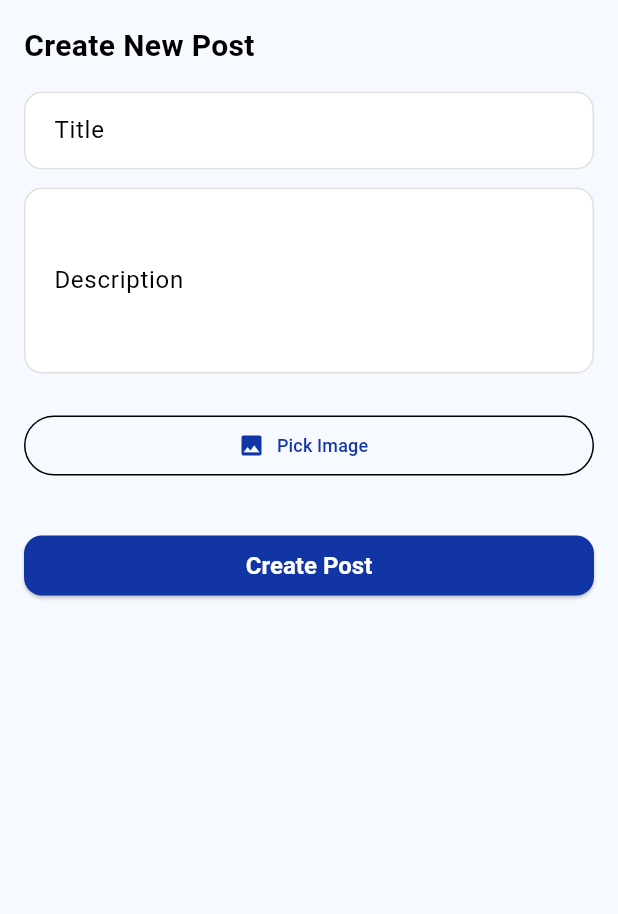
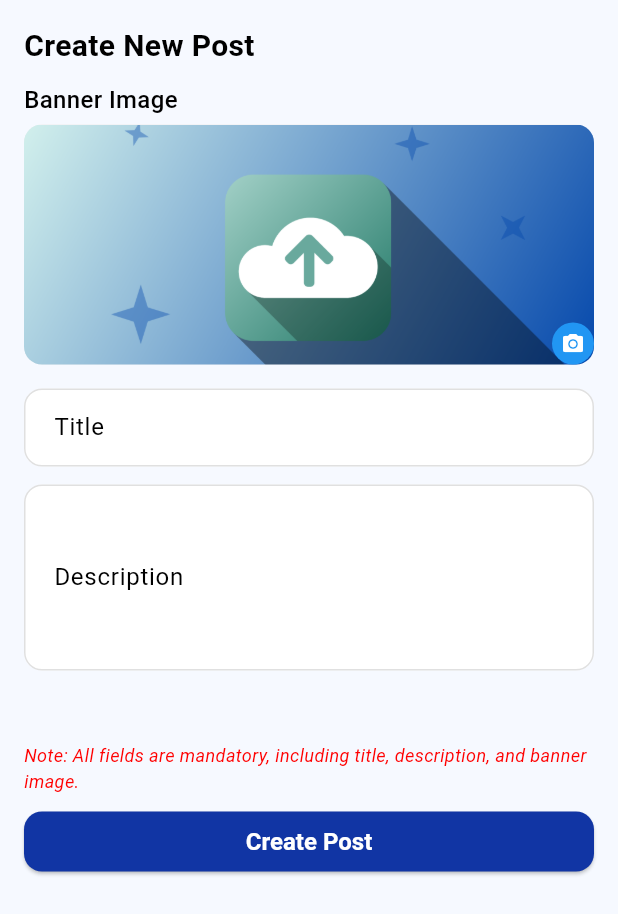
Before and after one commit to balawant-dev/bharat_metal_grid, a Flutter app: the CreatePostBottomSheet widget shown alone on an empty page, opened directly, on a phone screen of 412 x 824 dp. Shown: the top 914 px of the screen. Run offline on Flutter 3.47's test engine with Material 3 defaults, Android fonts, the phone set to English and light mode, and no system bars; our stand-ins replace carousel_slider, connectivity_plus, dio, dropdown_search, equatable, flutter_bloc and 16 more; missing offline and left inert: razorpay_flutter; accounts and stored records are empty; network calls fail; Roboto replaces fonts that are missing (Poppins).

Commit message:
this is gallery download image

```diff
--- a/lib/screen/post/ui/createPostBottomSheet.dart
+++ b/lib/screen/post/ui/createPostBottomSheet.dart
@@ -5,6 +5,7 @@ import 'package:flutter_bloc/flutter_bloc.dart';
 import 'package:go_router/go_router.dart';
 import 'package:image_picker/image_picker.dart';
 
+import '../../../widget/custom_image_picker.dart';
 import '../bloc/postBloc.dart';
 import '../bloc/postEvent.dart';
 import '../bloc/postState.dart';
@@ -31,7 +32,7 @@ class _CreatePostBottomSheetState extends State<CreatePostBottomSheet> {
         }
       },
       builder: (context, state) {
-        return Padding(
+        return SingleChildScrollView(
           padding: EdgeInsets.only(
             bottom: MediaQuery.of(context).viewInsets.bottom,
             left: 16,
@@ -42,7 +43,19 @@ class _CreatePostBottomSheetState extends State<CreatePostBottomSheet> {
             mainAxisSize: MainAxisSize.min,
             crossAxisAlignment: CrossAxisAlignment.stretch,
             children: [
-              const Text("Create New Post", style: TextStyle(fontSize: 20, fontWeight: FontWeight.w600,color: Colors.black)),
+              const Text("Create New Post", style: TextStyle(fontSize: 20, fontWeight: FontWeight.w600,color: Colors.black)),              const SizedBox(height: 10),
+              const Text("Banner Image", style: TextStyle(fontSize: 16, fontWeight: FontWeight.w500,color: Colors.black)),
+              const SizedBox(height: 5),
+              CustomImagePicker(
+                shape: ImageShape.rectangle,
+                width: double.infinity,
+                height: 160,
+                ratioX: 16,
+                ratioY: 9,
+                onImageSelected: (file) {
+                  _selectedImage = file;
+                },
+              ),
               const SizedBox(height: 16),
               TextField(
                 controller: _titleController,
@@ -61,22 +74,22 @@ class _CreatePostBottomSheetState extends State<CreatePostBottomSheet> {
                 decoration: const InputDecoration(labelText: "Description", border: OutlineInputBorder()),
               ),
               const SizedBox(height: 16),
-              if (_selectedImage != null)
-                Image.file(_selectedImage!, height: 120, fit: BoxFit.cover),
-              const SizedBox(height: 8),
-              OutlinedButton.icon(
-                onPressed: () async {
-                  final picker = ImagePicker();
-                  final picked = await picker.pickImage(source: ImageSource.gallery);
-                  if (picked != null) {
-                    setState(() => _selectedImage = File(picked.path));
-                    context.read<PostBloc>().add(ClearPostMessageEvent());
-                  }
-                  // if (picked != null) setState(() => _selectedImage = File(picked.path));
-                },
-                icon: const Icon(Icons.image),
-                label: const Text("Pick Image"),
-              ),
+              // if (_selectedImage != null)
+              //   Image.file(_selectedImage!, height: 120, fit: BoxFit.cover),
+              // const SizedBox(height: 8),
+              // OutlinedButton.icon(
+              //   onPressed: () async {
+              //     final picker = ImagePicker();
+              //     final picked = await picker.pickImage(source: ImageSource.gallery);
+              //     if (picked != null) {
+              //       setState(() => _selectedImage = File(picked.path));
+              //       context.read<PostBloc>().add(ClearPostMessageEvent());
+              //     }
+              //     // if (picked != null) setState(() => _selectedImage = File(picked.path));
+              //   },
+              //   icon: const Icon(Icons.image),
+              //   label: const Text("Pick Image"),
+              // ),
               const SizedBox(height: 16),
               if (state.displayMessage != null)
                 Padding(
@@ -96,6 +109,16 @@ class _CreatePostBottomSheetState extends State<CreatePostBottomSheet> {
                   ),
                 ),
               const SizedBox(height: 16),
+              Text(
+                "Note: All fields are mandatory, including title, description, and banner image.",
+                style: TextStyle(
+                  color: Color(0xFFFF0000), // Pure Red
+                  fontSize: 12,
+                  fontWeight: FontWeight.w400,fontStyle: FontStyle.italic,
+
+                ),
+              ),
+              const SizedBox(height: 8),
               ElevatedButton(
                 onPressed: state.isCreating
                     ? null
--- /dev/null
+++ b/lib/widget/custom_image_picker.dart
@@ -0,0 +1,317 @@
+// import 'dart:io';
+// import 'package:flutter/material.dart';
+// import 'package:image_picker/image_picker.dart';
+// import 'package:image_cropper/image_cropper.dart';
+//
+// class CustomImagePicker extends StatefulWidget {
+//   final Function(File file) onImageSelected;
+//
+//   const CustomImagePicker({super.key, required this.onImageSelected});
+//
+//   @override
+//   State<CustomImagePicker> createState() => _CustomImagePickerState();
+// }
+//
+// class _CustomImagePickerState extends State<CustomImagePicker> {
+//   final ImagePicker _picker = ImagePicker();
+//   File? selectedImage;
+//
+//   Future<void> _pickImage(ImageSource source) async {
+//     final XFile? picked =
+//     await _picker.pickImage(source: source, imageQuality: 80);
+//
+//     if (picked != null) {
+//       File? cropped = await _cropImage(File(picked.path));
+//
+//       if (cropped != null) {
+//         setState(() {
+//           selectedImage = cropped;
+//         });
+//
+//         widget.onImageSelected(cropped);
+//       }
+//     }
+//   }
+//
+//   Future<File?> _cropImage(File file) async {
+//     CroppedFile? croppedFile = await ImageCropper().cropImage(
+//       sourcePath: file.path,
+//       compressQuality: 80,
+//       uiSettings: [
+//         AndroidUiSettings(
+//           toolbarTitle: 'Crop Image',
+//           toolbarColor: Colors.black,
+//           toolbarWidgetColor: Colors.white,
+//           lockAspectRatio: false,
+//         ),
+//         IOSUiSettings(
+//           title: 'Crop Image',
+//         ),
+//       ],
+//     );
+//
+//     if (croppedFile != null) {
+//       return File(croppedFile.path);
+//     }
+//     return null;
+//   }
+//
+//   void _showPicker() {
+//     showModalBottomSheet(
+//       context: context,
+//       builder: (_) => SafeArea(
+//         child: Column(
+//           mainAxisSize: MainAxisSize.min,
+//           children: [
+//             ListTile(
+//               leading: const Icon(Icons.camera_alt),
+//               title: const Text("Camera"),
+//               onTap: () {
+//                 Navigator.pop(context);
+//                 _pickImage(ImageSource.camera);
+//               },
+//             ),
+//             ListTile(
+//               leading: const Icon(Icons.photo),
+//               title: const Text("Gallery"),
+//               onTap: () {
+//                 Navigator.pop(context);
+//                 _pickImage(ImageSource.gallery);
+//               },
+//             ),
+//           ],
+//         ),
+//       ),
+//     );
+//   }
+//
+//   @override
+//   Widget build(BuildContext context) {
+//     return GestureDetector(
+//       onTap: _showPicker,
+//       child: Stack(
+//         children: [
+//           CircleAvatar(
+//             radius: 50,
+//             backgroundColor: Colors.grey.shade200,
+//             backgroundImage: selectedImage != null
+//                 ? FileImage(selectedImage!)
+//                 : const AssetImage("assets/images/appLogo.png")
+//             as ImageProvider,
+//           ),
+//           Positioned(
+//             bottom: 0,
+//             right: 0,
+//             child: CircleAvatar(
+//               radius: 14,
+//               backgroundColor: Colors.blue,
+//               child: const Icon(Icons.camera_alt,
+//                   size: 16, color: Colors.white),
+//             ),
+//           ),
+//         ],
+//       ),
+//     );
+//   }
+// }
+
+import 'dart:io';
+import 'package:flutter/material.dart';
+import 'package:image_picker/image_picker.dart';
+import 'package:image_cropper/image_cropper.dart';
+
+enum ImageShape { circle, rectangle }
+
+class CustomImagePicker extends StatefulWidget {
+  final Function(File file) onImageSelected;
+
+  final ImageShape shape;
+  final double? width;
+  final double? height;
+  final double borderRadius;
+
+  /// Crop ratio (example: 1:1 = square, 16:9 = banner)
+  final double? ratioX;
+  final double? ratioY;
+
+  const CustomImagePicker({
+    super.key,
+    required this.onImageSelected,
+    this.shape = ImageShape.circle,
+    this.width,
+    this.height,
+    this.borderRadius = 12,
+    this.ratioX,
+    this.ratioY,
+  });
+
+  @override
+  State<CustomImagePicker> createState() => _CustomImagePickerState();
+}
+
+class _CustomImagePickerState extends State<CustomImagePicker> {
+  final ImagePicker _picker = ImagePicker();
+  File? selectedImage;
+
+  Future<void> _pickImage(ImageSource source) async {
+    final XFile? picked =
+    await _picker.pickImage(source: source, imageQuality: 80);
+
+    if (picked != null) {
+      File? cropped = await _cropImage(File(picked.path));
+
+      if (cropped != null) {
+        setState(() {
+          selectedImage = cropped;
+        });
+
+        widget.onImageSelected(cropped);
+      }
+    }
+  }
+
+  Future<File?> _cropImage(File file) async {
+    CroppedFile? croppedFile = await ImageCropper().cropImage(
+      sourcePath: file.path,
+      compressQuality: 80,
+      aspectRatio: (widget.ratioX != null && widget.ratioY != null)
+          ? CropAspectRatio(ratioX: widget.ratioX!, ratioY: widget.ratioY!)
+          : null,
+      uiSettings: [
+        AndroidUiSettings(
+          toolbarTitle: 'Crop Image',
+          toolbarColor: Colors.black,
+          toolbarWidgetColor: Colors.white,
+          lockAspectRatio: widget.ratioX != null,
+        ),
+        IOSUiSettings(title: 'Crop Image'),
+      ],
+    );
+
+    if (croppedFile != null) {
+      return File(croppedFile.path);
+    }
+    return null;
+  }
+
+  void _showPicker() {
+    showModalBottomSheet(
+      context: context,
+      builder: (_) => SafeArea(
+        child: Column(
+          mainAxisSize: MainAxisSize.min,
+          children: [
+            ListTile(
+              leading: const Icon(Icons.camera_alt),
+              title: const Text("Camera"),
+              onTap: () {
+                Navigator.pop(context);
+                _pickImage(ImageSource.camera);
+              },
+            ),
+            ListTile(
+              leading: const Icon(Icons.photo),
+              title: const Text("Gallery"),
+              onTap: () {
+                Navigator.pop(context);
+                _pickImage(ImageSource.gallery);
+              },
+            ),
+          ],
+        ),
+      ),
+    );
+  }
+
+  @override
+  Widget build(BuildContext context) {
+    Widget imageWidget;
+
+    /// 📌 Circle UI
+    if (widget.shape == ImageShape.circle) {
+      imageWidget = CircleAvatar(
+        radius: widget.width ?? 50,
+        backgroundColor: Colors.grey.shade200,
+        backgroundImage: selectedImage != null
+            ? FileImage(selectedImage!)
+            : const AssetImage("assets/images/appLogo.png")
+        as ImageProvider,
+      );
+    }
+
+    /// 📌 Rectangle / Square UI
+    else {
+      imageWidget = Container(
+        width: widget.width ?? 120,
+        height: widget.height ?? 120,
+        decoration: BoxDecoration(
+          borderRadius: BorderRadius.circular(widget.borderRadius),
+          color: Colors.grey.shade200,
+          image: DecorationImage(
+            image: selectedImage != null
+                ? FileImage(selectedImage!)
+                : const AssetImage("assets/images/upload_icon_banner.png")
+            as ImageProvider,
+            fit: BoxFit.cover,
+          ),
+        ),
+      );
+    }
+
+    return GestureDetector(
+      onTap: _showPicker,
+      child: Stack(
+        children: [
+          imageWidget,
+          Positioned(
+            bottom: 0,
+            right: 0,
+            child: Container(
+              padding: const EdgeInsets.all(6),
+              decoration: const BoxDecoration(
+                shape: BoxShape.circle,
+                color: Colors.blue,
+              ),
+              child: const Icon(Icons.camera_alt,
+                  size: 16, color: Colors.white),
+            ),
+          ),
+        ],
+      ),
+    );
+  }
+}
+
+
+//. Banner Image (Rectangle 16:9)
+// CustomImagePicker(
+// shape: ImageShape.rectangle,
+// width: double.infinity,
+// height: 160,
+// ratioX: 16,
+// ratioY: 9,
+// onImageSelected: (file) {
+// selectedImage = file;
+// },
+// )
+//2. Product Image (Square)
+// CustomImagePicker(
+// shape: ImageShape.rectangle,
+// width: 120,
+// height: 120,
+// ratioX: 1,
+// ratioY: 1, // square crop
+// onImageSelected: (file) {
+// selectedImage = file;
+// },
+// )
+
+//1. Profile Image (Circle)
+
+//CustomImagePicker(
+//   shape: ImageShape.circle,
+//   width: 50,
+//   onImageSelected: (file) {
+//     selectedImage = file;
+//   },
+// )
--- a/pubspec.yaml
+++ b/pubspec.yaml
@@ -76,6 +76,7 @@ dependencies:
 #  awesome_notifications: ^0.10.1
   rxdart: ^0.28.0
   motion_toast: ^2.15.0
+  image_cropper: ^12.1.1
 #  firebase_core: ^4.2.1
   #  awesome_notifications: ^0.10.1
 #  firebase_messaging: ^16.0.4
```
Also changed, not shown: lib/screen/auth/register/ui/associationRegistrationScreen.dart (+42 -31 lines), lib/screen/auth/register/ui/memberRegisterScreen.dart (+31 -23 lines), assets/images/upload_icon_banner.png (added), pubspec.lock, 1 other file.
